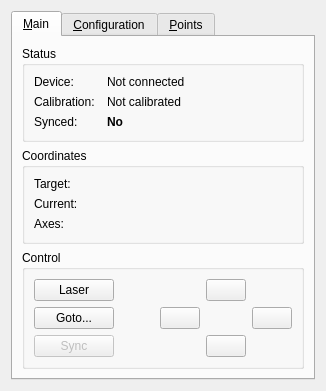
Above: sp_controller/main_dlg.ui from juanmb/SkyPointer before the change. Below: the same form after it.
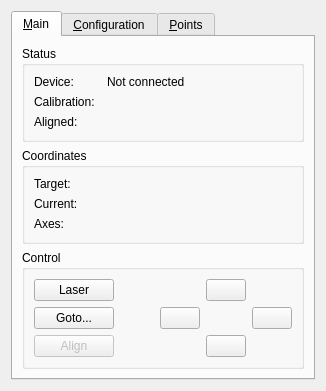
That is the form after the change. Icons and pictures are not drawn.

Diff of the .ui file:
```diff
--- a/sp_controller/main_dlg.ui
+++ b/sp_controller/main_dlg.ui
@@ -88,14 +88,14 @@
             <item row="1" column="1">
              <widget class="QLabel" name="statusCalibration">
               <property name="text">
-               <string>Not calibrated</string>
+               <string/>
               </property>
              </widget>
             </item>
             <item row="2" column="0">
              <widget class="QLabel" name="syncedLabel">
               <property name="text">
-               <string>Synced:</string>
+               <string>Aligned:</string>
               </property>
              </widget>
             </item>
@@ -108,7 +108,7 @@
                </font>
               </property>
               <property name="text">
-               <string>No</string>
+               <string/>
               </property>
              </widget>
             </item>
@@ -258,7 +258,7 @@
                <bool>false</bool>
               </property>
               <property name="text">
-               <string>Sync</string>
+               <string>Align</string>
               </property>
               <property name="shortcut">
                <string>S</string>
```
Left out of the diff: 6 changed lines with no effect on the pictures.
